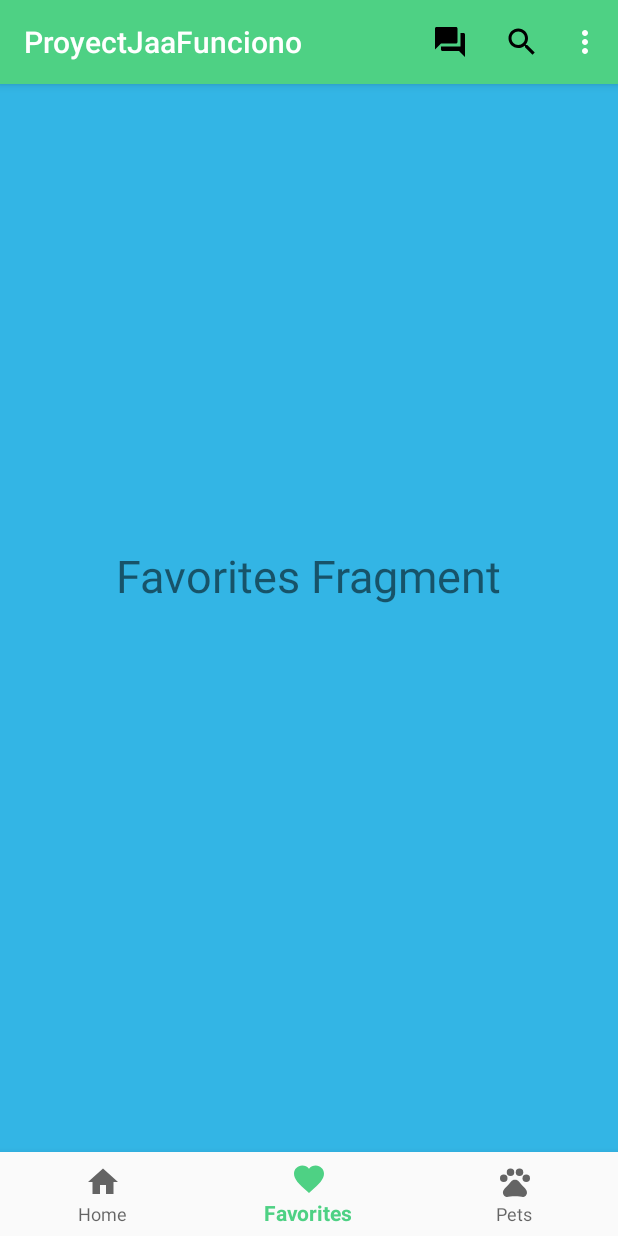
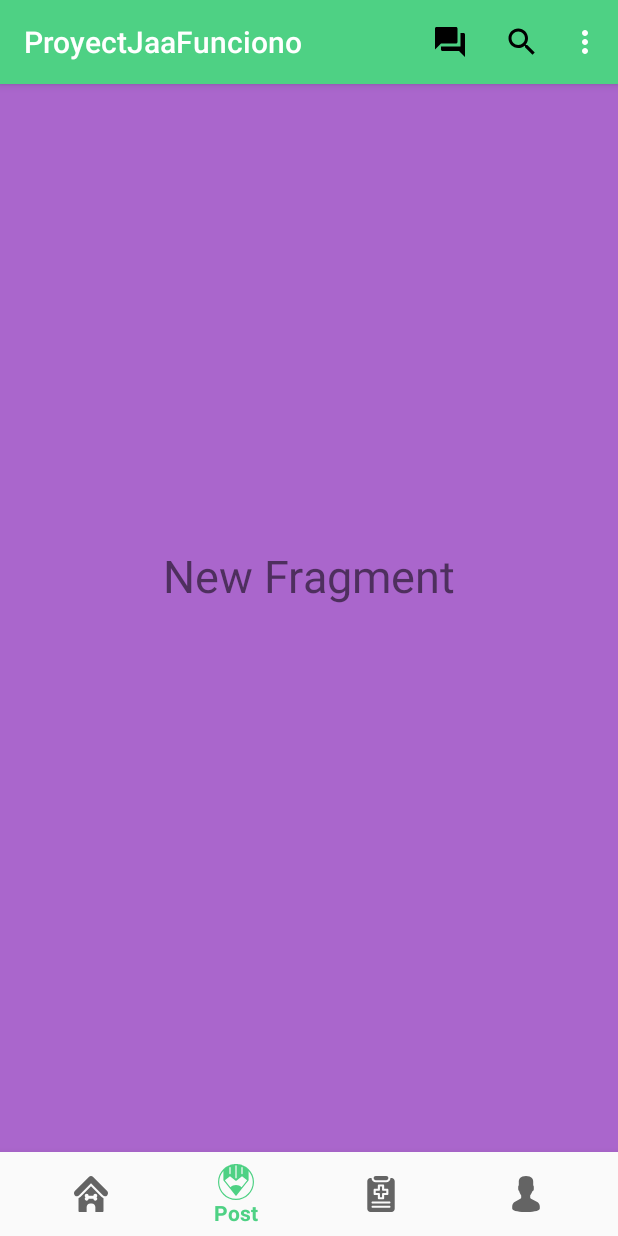
Before and after one commit to daftsu1/patitas, an Android app: the MainActivity screen opened directly, with no data from a screen before it, item 2 of the bottom bar chosen, on a phone screen of 412 x 824 dp. Run offline under Robolectric (Android 15) with nearby library versions, the phone set to English and light mode, and no system bars.

Commit message:
Nuevo menu

```diff
--- a/app/src/main/java/com/example/a/proyectjaafunciono/MainActivity.java
+++ b/app/src/main/java/com/example/a/proyectjaafunciono/MainActivity.java
@@ -47,6 +47,9 @@ public class MainActivity extends AppCompatActivity {
                     case R.id.nav_home:
                         selectedFragment = new HomeFragment();
                         break;
+                    case R.id.nav_post:
+                        selectedFragment = new NewFragment();
+                        break;
                     case R.id.nav_favorites:
                         selectedFragment = new ProfileFragment();
                         break;
--- a/app/src/main/java/com/example/a/proyectjaafunciono/NewFragment.java
+++ b/app/src/main/java/com/example/a/proyectjaafunciono/NewFragment.java
@@ -1,7 +1,17 @@
 package com.example.a.proyectjaafunciono;
 
+import android.os.Bundle;
+import android.support.annotation.Nullable;
 import android.support.v4.app.Fragment;
+import android.view.LayoutInflater;
+import android.view.View;
+import android.view.ViewGroup;
 
 public class NewFragment extends Fragment {
 
+    @Nullable
+    @Override
+    public View onCreateView(LayoutInflater inflater, @Nullable ViewGroup container, @Nullable Bundle savedInstanceState){
+        return inflater.inflate(R.layout.fragment_new, container, false);
+    }
 }
--- a/app/src/main/res/layout/fragment_new.xml
+++ b/app/src/main/res/layout/fragment_new.xml
@@ -1,5 +1,16 @@
 <?xml version="1.0" encoding="utf-8"?>
-<RelativeLayout xmlns:android="http://schemas.android.com/apk/res/android"
-    android:layout_width="match_parent" android:layout_height="match_parent">
+<RelativeLayout
+    xmlns:android="http://schemas.android.com/apk/res/android"
+    android:layout_width="match_parent"
+    android:layout_height="match_parent"
+    android:background="@android:color/holo_purple">
+
+    <TextView
+        android:layout_width="wrap_content"
+        android:layout_height="wrap_content"
+        android:text="New Fragment"
+        android:textSize="30sp"
+        android:layout_centerInParent="true"/>
+
 
 </RelativeLayout>
--- a/app/src/main/res/menu/bottom_navigation.xml
+++ b/app/src/main/res/menu/bottom_navigation.xml
@@ -2,17 +2,23 @@
 <menu xmlns:android="http://schemas.android.com/apk/res/android">
     <item
         android:id="@+id/nav_home"
-        android:icon="@drawable/ic_home_black_24dp"
+        android:icon="@drawable/ic_casa_de_perro_1"
         android:title="Home"
         />
     <item
-        android:id="@+id/nav_favorites"
-        android:icon="@drawable/ic_favorite_black_24dp"
-        android:title="Favorites"
+        android:id="@+id/nav_post"
+        android:icon="@drawable/ic_componer"
+        android:title="Post"
         />
     <item
         android:id="@+id/nav_pets"
-        android:icon="@drawable/ic_pets_black_24dp"
+        android:icon="@drawable/ic_medical_report"
         android:title="Pets"
         />
+    <item
+        android:id="@+id/nav_favorites"
+        android:icon="@drawable/ic_usuario"
+        android:title="Favorites"
+        />
+
 </menu>
```
